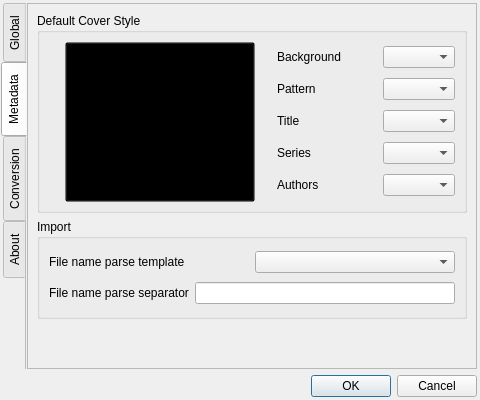
Old version of the form home/settings.ui in the repository LordKBX/eBookCollection.
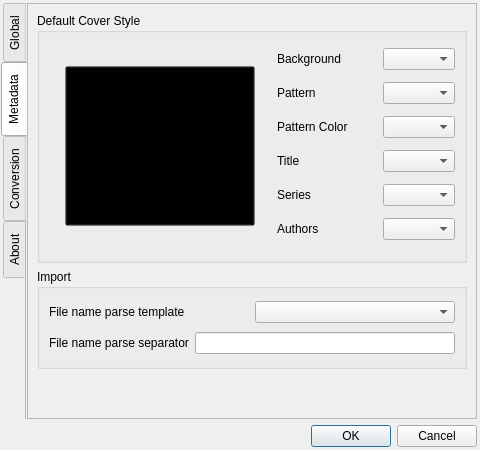
New version of the form.

Commit message: preview default cover style implemented

The edit to the form file:
```diff
--- a/home/settings.ui
+++ b/home/settings.ui
@@ -7,13 +7,13 @@
     <x>0</x>
     <y>0</y>
     <width>480</width>
-    <height>400</height>
+    <height>450</height>
    </rect>
   </property>
   <property name="minimumSize">
    <size>
     <width>480</width>
-    <height>400</height>
+    <height>450</height>
    </size>
   </property>
   <property name="maximumSize">
@@ -352,7 +352,7 @@
             <x>0</x>
             <y>0</y>
             <width>449</width>
-            <height>365</height>
+            <height>415</height>
            </rect>
           </property>
           <layout class="QVBoxLayout" name="verticalLayout_12">
@@ -361,7 +361,7 @@
              <property name="minimumSize">
               <size>
                <width>0</width>
-               <height>100</height>
+               <height>250</height>
               </size>
              </property>
              <property name="title">
@@ -410,6 +410,9 @@
                   <height>160</height>
                  </size>
                 </property>
+                <property name="flat">
+                 <bool>false</bool>
+                </property>
                </widget>
               </item>
               <item>
@@ -467,6 +470,26 @@
                   </item>
                  </layout>
                 </item>
+                <item>
+                 <layout class="QHBoxLayout" name="tab_metadata_default_cover_hl2_2">
+                  <item>
+                   <widget class="QLabel" name="tab_metadata_default_cover_pattern_color_label_2">
+                    <property name="minimumSize">
+                     <size>
+                      <width>100</width>
+                      <height>0</height>
+                     </size>
+                    </property>
+                    <property name="text">
+                     <string>Pattern Color</string>
+                    </property>
+                   </widget>
+                  </item>
+                  <item>
+                   <widget class="QComboBox" name="tab_metadata_default_cover_pattern_color_combo_box"/>
+                  </item>
+                 </layout>
+                </item>
                 <item>
                  <layout class="QHBoxLayout" name="tab_metadata_default_cover_hl3">
                   <item>
```
Left out of the diff: 5 changed lines with no effect on the pictures. The commit also changes 9 other files.
